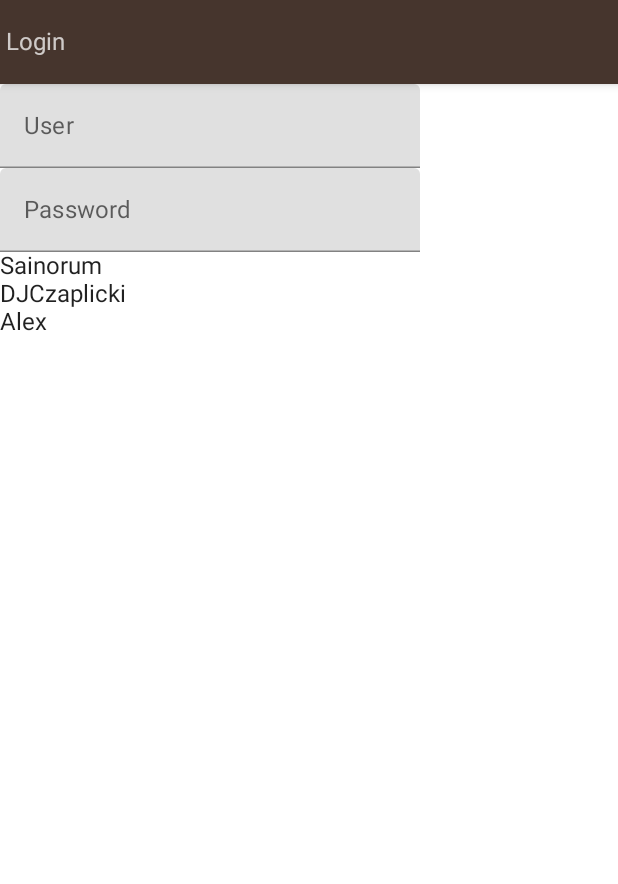
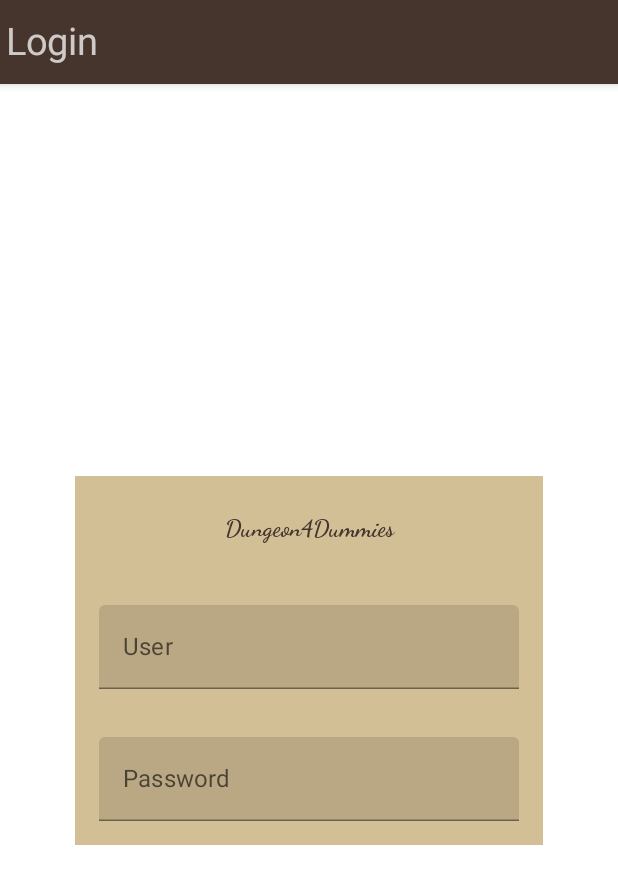
Before and after one commit to Aleen5/Dungeon4DummiesMobile, an Android app built with Jetpack Compose: the screen it shows after launch (MainActivity), on a phone screen of 412 x 824 dp. Shown: the top 884 px of the screen. Run offline under Robolectric (Android 15) with nearby library versions, the phone set to English and light mode, and no system bars.

Commit message:
TopBar, LoginScreen, Color changed

```diff
--- a/app/src/main/java/com/example/dungeon4dummiesmobile/models/UsersModel.kt
+++ b/app/src/main/java/com/example/dungeon4dummiesmobile/models/UsersModel.kt
@@ -16,7 +16,7 @@ data class UsersModel(
                 "1234",
                 "DJ",
                 "Saineres",
-                "dj@gmail.dev"
+                "sainero@gmail.dev"
             ),
             UsersModel(
                 "2",
@@ -28,11 +28,11 @@ data class UsersModel(
             ),
             UsersModel(
                 "3",
+                "AlexD",
+                "1234",
                 "Alex",
-                "1234",
-                "DJ",
-                "XD",
-                "dj@gmail.dev"
+                "Sepiro",
+                "arekusu@gmail.dev"
             )
         )
     }
--- a/app/src/main/java/com/example/dungeon4dummiesmobile/screens/login/LoginScreen.kt
+++ b/app/src/main/java/com/example/dungeon4dummiesmobile/screens/login/LoginScreen.kt
@@ -1,9 +1,8 @@
 package com.example.dungeon4dummiesmobile.views
 
 import androidx.compose.foundation.background
-import androidx.compose.foundation.layout.Box
-import androidx.compose.foundation.layout.Column
-import androidx.compose.foundation.layout.padding
+import androidx.compose.foundation.horizontalScroll
+import androidx.compose.foundation.layout.*
 import androidx.compose.foundation.lazy.LazyColumn
 import androidx.compose.foundation.lazy.items
 import androidx.compose.foundation.text.KeyboardOptions
@@ -11,10 +10,21 @@ import androidx.compose.material.Scaffold
 import androidx.compose.material.Text
 import androidx.compose.material.TextField
 import androidx.compose.runtime.*
+import androidx.compose.ui.Alignment
 import androidx.compose.ui.Modifier
+import androidx.compose.ui.layout.HorizontalAlignmentLine
+import androidx.compose.ui.text.TextStyle
+import androidx.compose.ui.text.font.FontFamily
+import androidx.compose.ui.text.font.FontListFontFamily
+import androidx.compose.ui.text.font.FontWeight
 import androidx.compose.ui.text.input.KeyboardType
+import androidx.compose.ui.text.style.TextDecoration
+import androidx.compose.ui.unit.dp
 import com.example.dungeon4dummiesmobile.models.UsersModel
 import com.example.dungeon4dummiesmobile.screens.shared.TopBar
+import com.example.dungeon4dummiesmobile.ui.theme.DDARKBROWN
+import com.example.dungeon4dummiesmobile.ui.theme.DDLIGHTBROWN
+import org.intellij.lang.annotations.JdkConstants
 
 @Composable
 fun LoginScreen() {
@@ -31,15 +41,40 @@ fun LoginScreen() {
         topBar = { TopBar(barText = "Login")},
 
     ) { contentPadding ->
-        Column() {
-            LoginTextField(user, onValueChange = {user = it})
-            PasswordTextField(password, onValueChange = {password = it})
+        Column(
+            modifier = Modifier.fillMaxSize(),
+            verticalArrangement = Arrangement.Center,
+            horizontalAlignment = Alignment.CenterHorizontally
+        )
+         {
+             Box(
+                 Modifier.background(DDLIGHTBROWN)
 
+             ) {
+                 Column(
+                     horizontalAlignment = Alignment.CenterHorizontally,
+                 ) {
+                     Text(
+                         text = "Dungeon4Dummies",
+                         color = DDARKBROWN,
+                         fontFamily = FontFamily.Cursive,
+                         fontWeight = FontWeight.Bold,
+                         modifier = Modifier.padding(25.dp)
+                     )
+
+                     LoginTextField(user, onValueChange = {user = it})
+                     PasswordTextField(password, onValueChange = {password = it})
+                 }
+             }
+
+             /* Lazy Column DJ Example
             LazyColumn() {
                 items(UsersModel.usersArray) { user ->
                     Text(text = user.username)
                 }
             }
+
+              */
         }
 
     }
@@ -50,7 +85,8 @@ fun LoginTextField(user: String, onValueChange:(textUser: String) -> Unit) {
     TextField(
         value = user,
         onValueChange = { onValueChange(it) },
-        label = { Text("User") }
+        label = { Text("User") },
+        modifier = Modifier.padding(16.dp)
     )
 }
 
@@ -60,6 +96,12 @@ fun PasswordTextField(password: String, onValueChange:(textPassword: String) ->
         value = password,
         onValueChange = { onValueChange(it) },
         label = { Text("Password") },
-        keyboardOptions = KeyboardOptions(keyboardType = KeyboardType.Password)
+        keyboardOptions = KeyboardOptions(keyboardType = KeyboardType.Password),
+        modifier = Modifier.padding(16.dp)
     )
 }
+
+@Composable
+fun LoginButton(user: String, password: String) {
+
+}
--- a/app/src/main/java/com/example/dungeon4dummiesmobile/screens/shared/TopBar.kt
+++ b/app/src/main/java/com/example/dungeon4dummiesmobile/screens/shared/TopBar.kt
@@ -1,24 +1,22 @@
 package com.example.dungeon4dummiesmobile.screens.shared
 
-import androidx.compose.foundation.lazy.LazyColumn
 import androidx.compose.material.Text
 import androidx.compose.material.TopAppBar
 import androidx.compose.runtime.Composable
 import androidx.compose.ui.res.colorResource
 import androidx.compose.ui.text.style.TextAlign
+import androidx.compose.ui.unit.sp
 import com.example.dungeon4dummiesmobile.R
 
 @Composable
 fun TopBar(barText: String) {
-
-
-
     TopAppBar(
         backgroundColor = colorResource(id = R.color.DDARKBROWN)
     ) {
         Text(
             text = barText,
-            textAlign = TextAlign.Center
+            textAlign = TextAlign.Center,
+            fontSize = 25.sp
         )
     }
 }
--- a/app/src/main/java/com/example/dungeon4dummiesmobile/ui/theme/Color.kt
+++ b/app/src/main/java/com/example/dungeon4dummiesmobile/ui/theme/Color.kt
@@ -3,6 +3,6 @@ package com.example.dungeon4dummiesmobile.ui.theme
 import androidx.compose.ui.graphics.Color
 
 val DDARKBROWN = Color(0xFF46352d)
-val Purple500 = Color(0xFF6200EE)
-val Purple700 = Color(0xFF3700B3)
+val DDLIGHTBROWN = Color(0xFFd2bf95)
+val DDARKGRAY = Color(0xFF4d4847)
 val Teal200 = Color(0xFF03DAC5)
```
Also changed, not shown: app/src/main/java/com/example/dungeon4dummiesmobile/services/ApiServices.kt (+5 -2 lines).
